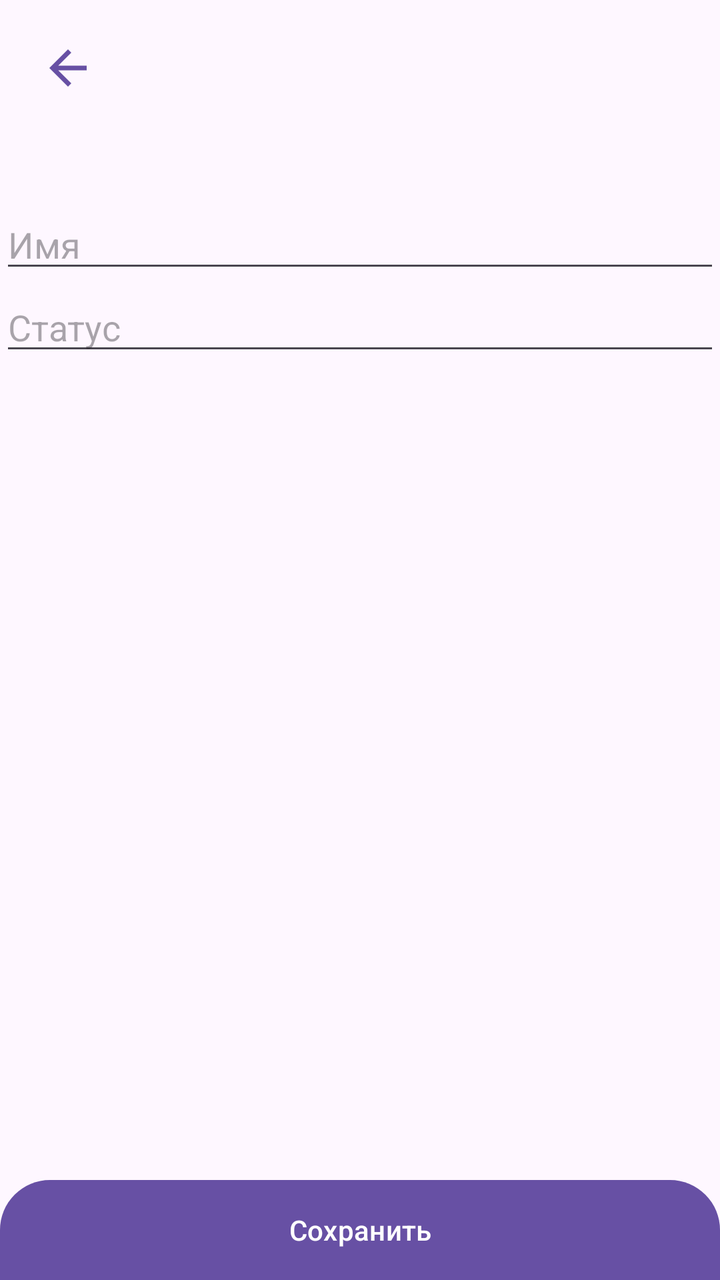
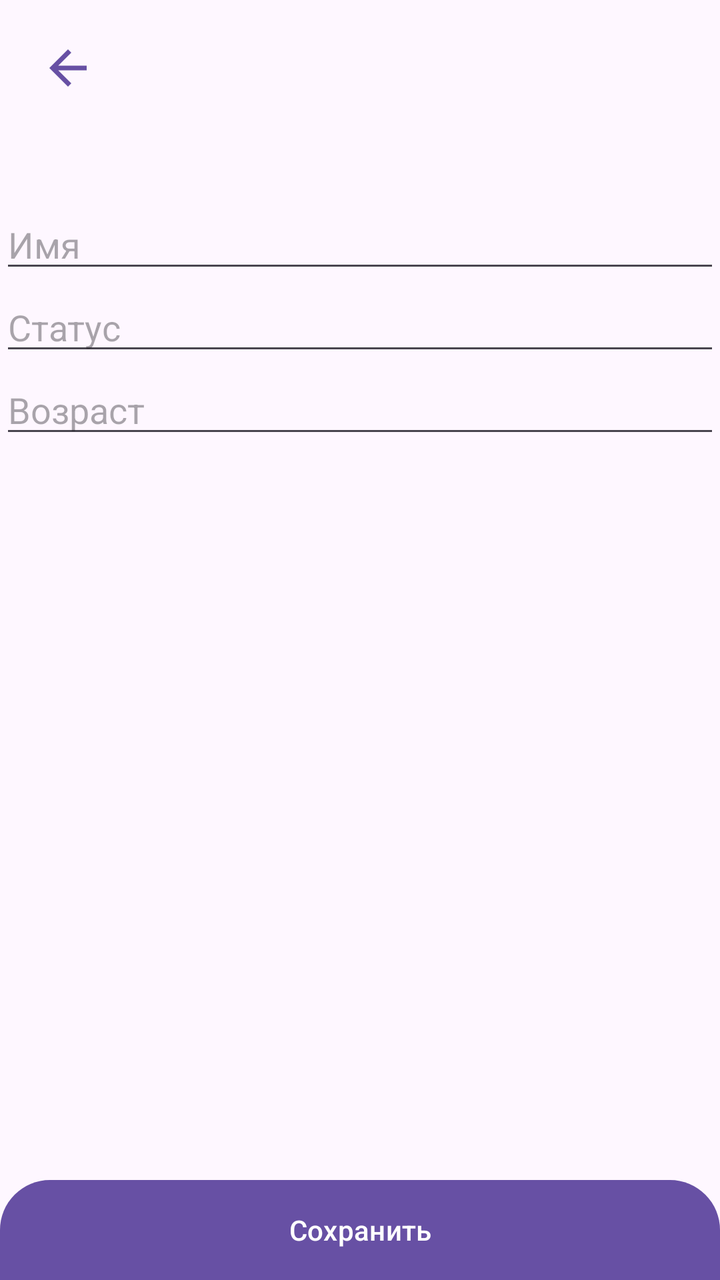

Screens rendered from an Android XML layout before and after an edit, with the pre-edit source and the edit as a unified diff.
<!-- AndroidManifest.xml: application theme Theme.Practice19 -->
<!-- res/layout/activity_user.xml -->
<?xml version="1.0" encoding="utf-8"?>
<FrameLayout xmlns:android="http://schemas.android.com/apk/res/android"
    xmlns:tools="http://schemas.android.com/tools"
    android:layout_width="match_parent"
    android:layout_height="match_parent"
    tools:context=".UserActivity">

    <Button
        android:layout_width="28dp"
        android:layout_height="28dp"
        android:layout_marginStart="20dp"
        android:layout_marginTop="20dp"
        android:background="@drawable/ic_baseline_keyboard_backspace_24"
        android:onClick="Back" />

    <LinearLayout
        android:layout_width="match_parent"
        android:layout_height="match_parent"
        android:layout_marginTop="100dp"
        android:layout_marginBottom="50dp"
        android:orientation="vertical">

        <EditText
            android:id="@+id/NameTextView"
            android:layout_width="match_parent"
            android:layout_height="wrap_content"
            android:maxLines="1"
            android:inputType="text"
            android:hint="@string/nameHint" />

        <EditText
            android:id="@+id/StateTextView"
            android:layout_width="match_parent"
            android:layout_height="wrap_content"
            android:hint="@string/stateHint" />

    </LinearLayout>

    <Button
        android:background="@drawable/back_round_smoke_top"
        android:backgroundTint="@null"
        android:text="@string/save"
        android:onClick="Save"
        android:layout_gravity="bottom"
        android:layout_width="match_parent"
        android:layout_height="50dp" />


</FrameLayout>
<!-- resources referenced by this layout -->
<resources>
  <!-- drawable back_round_smoke_top (drawable) -->
  <?xml version="1.0" encoding="utf-8"?>
  <shape xmlns:android="http://schemas.android.com/apk/res/android">
  
      <solid android:color="@color/colorSmoke" />
  
      <corners
          android:topLeftRadius="25dp"
          android:topRightRadius="25dp" />
  
  </shape>
  <!-- drawable ic_baseline_keyboard_backspace_24 (drawable) -->
  <vector xmlns:android="http://schemas.android.com/apk/res/android" android:autoMirrored="true" android:height="24dp" android:tint="#000000" android:viewportHeight="960" android:viewportWidth="960" android:width="24dp">
        
      <path android:fillColor="@android:color/white" android:pathData="M313,520L537,744L480,800L160,480L480,160L537,216L313,440L800,440L800,520L313,520Z"/>
      
  </vector>
  <string name="nameHint">Имя</string>
  <string name="save">Сохранить</string>
  <string name="stateHint">Статус</string>
  <style name="Theme.Practice19" parent="Base.Theme.Practice19" />
  <color name="colorSmoke">#CFCFCF</color>
  <style name="Base.Theme.Practice19" parent="Theme.Material3.DayNight.NoActionBar">
          
          
      </style>
</resources>

<!-- the commit's change to res/layout/activity_user.xml (unified diff, before → after) -->
@@ -34,6 +34,14 @@
             android:layout_height="wrap_content"
             android:hint="@string/stateHint" />
 
+        <EditText
+            android:id="@+id/AgeTextView"
+            android:layout_width="match_parent"
+            android:layout_height="wrap_content"
+            android:hint="@string/ageHint"
+            android:inputType="number" />
+
+
     </LinearLayout>
 
     <Button
<!-- resource entries referenced after the edit -->
@@ -17,6 +17,7 @@
       <path android:fillColor="@android:color/white" android:pathData="M313,520L537,744L480,800L160,480L480,160L537,216L313,440L800,440L800,520L313,520Z"/>
       
   </vector>
+  <string name="ageHint">Возраст</string>
   <string name="nameHint">Имя</string>
   <string name="save">Сохранить</string>
   <string name="stateHint">Статус</string>
